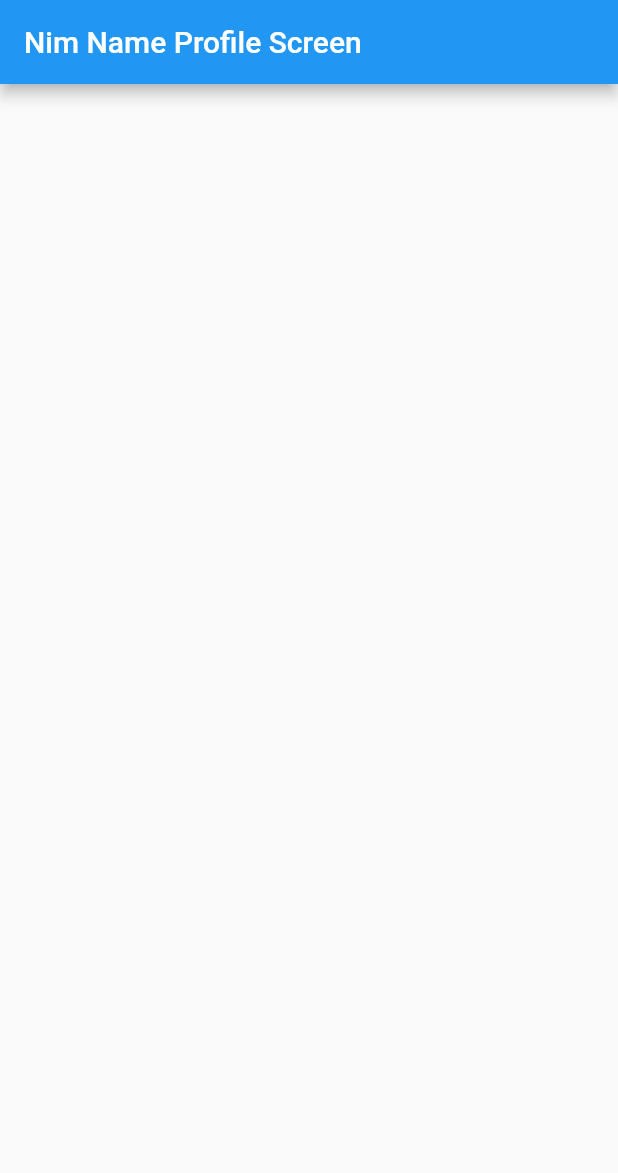
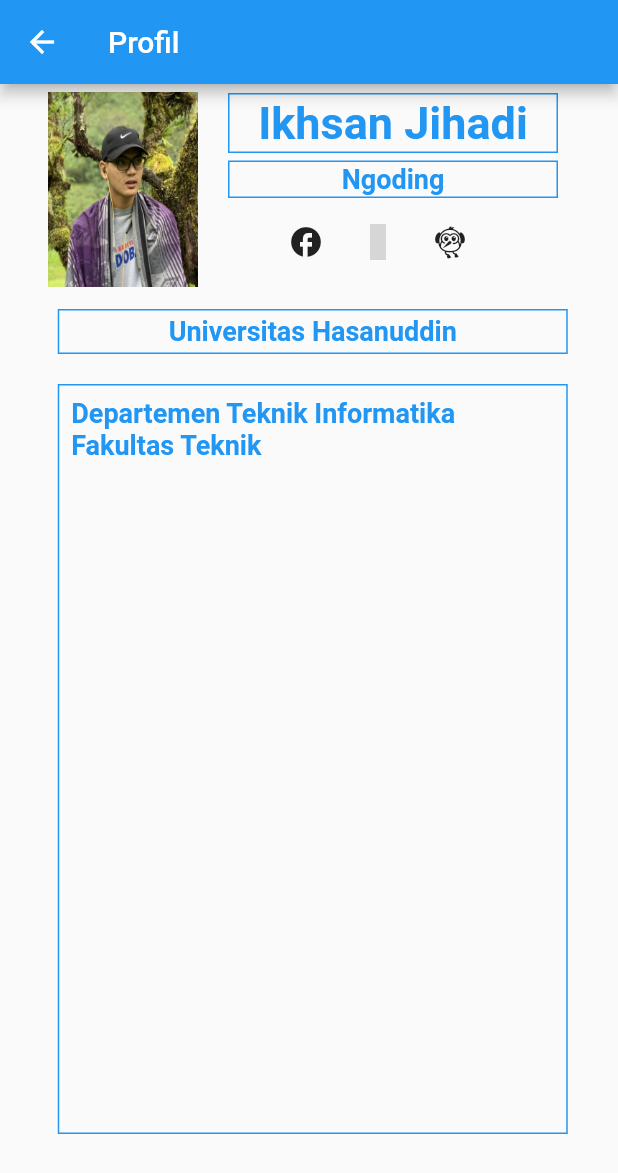
Before and after one commit to tif-uh-mobile/flutter-study, a Flutter app: the NimProfileScreen screen opened directly, on a phone screen of 412 x 824 dp. Shown: the top 1173 px of the screen. Run offline on Flutter 3.47's test engine with Material 2 defaults, Android fonts, the phone set to English and light mode, and no system bars; statements that could not run were skipped; grey boxes are pictures that could not be loaded.

Commit message:
Tugas Buat Profil

```diff
--- /dev/null
+++ b/lib/D121171507_IkhsanJihadi/nim_profile_screen.dart
@@ -0,0 +1,118 @@
+import 'package:flutter/material.dart';
+
+class NimProfileScreen extends StatefulWidget {
+  const NimProfileScreen({Key? key}) : super(key: key);
+
+  @override
+  State<NimProfileScreen> createState() => _NimProfileScreenState();
+}
+
+class _NimProfileScreenState extends State<NimProfileScreen> {
+  @override
+  Widget build(BuildContext context) {
+    return Scaffold(
+      appBar: AppBar(
+        title: Text('Profil'),
+      ),
+      body: Column(
+        children: [
+          Row(
+            crossAxisAlignment: CrossAxisAlignment.center,
+            children: [
+              Container(
+                margin: EdgeInsets.only(top: 5, left: 32),
+                width: 100.0,
+                height: 130.0,
+                decoration: BoxDecoration(
+                    image: DecorationImage(
+                        fit: BoxFit.fill,
+                        image: AssetImage('assets/Sanss.png'))),
+              ),
+              Column(
+                children: [
+                  Container(
+                    margin: EdgeInsets.only(
+                      left: 20,
+                    ),
+                    width: 220,
+                    height: 40,
+                    decoration:
+                        BoxDecoration(border: Border.all(color: Colors.blue)),
+                    child: Center(
+                      child: Text(
+                        "Ikhsan Jihadi",
+                        style: TextStyle(
+                          fontSize: 30,
+                          fontWeight: FontWeight.bold,
+                          color: Colors.blue,
+                        ),
+                      ),
+                    ),
+                  ),
+                  Container(
+                    margin: EdgeInsets.only(left: 20, top: 5, bottom: 5),
+                    width: 220,
+                    height: 25,
+                    decoration:
+                        BoxDecoration(border: Border.all(color: Colors.blue)),
+                    child: Center(
+                      child: Text(
+                        "Ngoding",
+                        style: TextStyle(
+                          fontSize: 18,
+                          fontWeight: FontWeight.bold,
+                          color: Colors.blue,
+                        ),
+                      ),
+                    ),
+                  ),
+                  Row(
+                    children: [
+                      IconButton(
+                          onPressed: () {}, icon: (Icon(Icons.facebook))),
+                      IconButton(
+                          onPressed: () {}, icon: (Icon(Icons.whatsapp))),
+                      IconButton(
+                          onPressed: () {}, icon: (Icon(Icons.flutter_dash))),
+                    ],
+                  )
+                ],
+              ),
+            ],
+          ),
+          Container(
+            margin: EdgeInsets.only(left: 20, top: 15, bottom: 5, right: 15),
+            width: 340,
+            height: 30,
+            decoration: BoxDecoration(border: Border.all(color: Colors.blue)),
+            child: Center(
+              child: Text(
+                "Universitas Hasanuddin",
+                style: TextStyle(
+                  fontSize: 18,
+                  fontWeight: FontWeight.bold,
+                  color: Colors.blue,
+                ),
+              ),
+            ),
+          ),
+          Container(
+            margin: EdgeInsets.only(left: 20, top: 15, bottom: 5, right: 15),
+            padding: EdgeInsets.all(8),
+            width: 340,
+            height: 500,
+            decoration: BoxDecoration(border: Border.all(color: Colors.blue)),
+            child: Text(
+              "Departemen Teknik Informatika\nFakultas Teknik\n",
+              style: TextStyle(
+                fontSize: 18,
+                fontWeight: FontWeight.bold,
+                color: Colors.blue,
+              ),
+            ),
+          ),
+        ],
+      ),
+    );
+  }
+}
--- a/lib/nim_rahmat/nim_profile_screen.dart
+++ /dev/null
@@ -1,19 +0,0 @@
-import 'package:flutter/material.dart';
-
-class NimProfileScreen extends StatefulWidget {
-  const NimProfileScreen({Key? key}) : super(key: key);
-
-  @override
-  State<NimProfileScreen> createState() => _NimProfileScreenState();
-}
-
-class _NimProfileScreenState extends State<NimProfileScreen> {
-  @override
-  Widget build(BuildContext context) {
-    return Scaffold(
-      appBar: AppBar(
-        title: Text('Nim Name Profile Screen'),
-      ),
-    );
-  }
-}
--- a/pubspec.yaml
+++ b/pubspec.yaml
@@ -58,8 +58,8 @@ flutter:
   uses-material-design: true
 
   # To add assets to your application, add an assets section, like this:
-  # assets:
-  #   - images/a_dot_burr.jpeg
+  assets:
+    - assets/
   #   - images/a_dot_ham.jpeg
 
   # An image asset can refer to one or more resolution-specific "variants", see
```
Also changed, not shown: lib/main.dart (+68 -9 lines), assets/Sanss.png (added), pubspec.lock, 2 other files.
